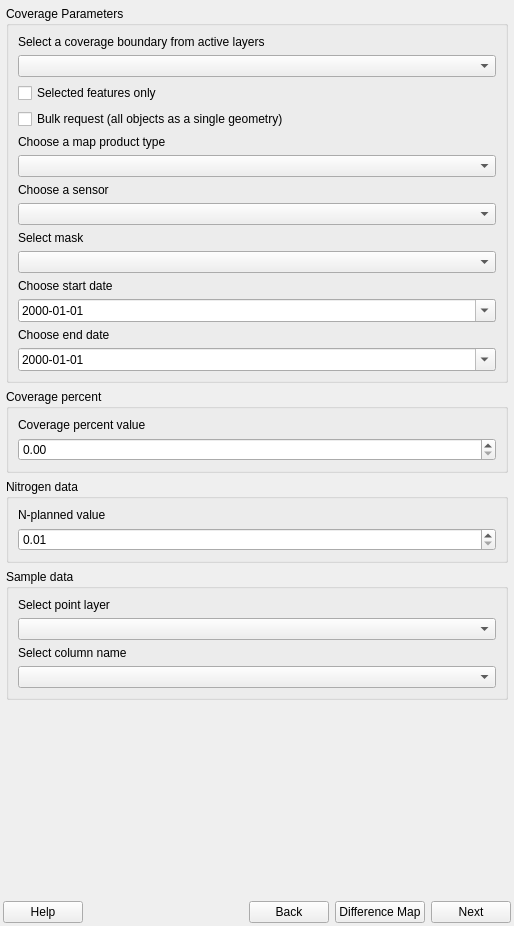
Above: geosys/ui/templates/geosys_dockwidget_base.ui from Samweli/qgis-plugin before the change. Below: the same form after it.
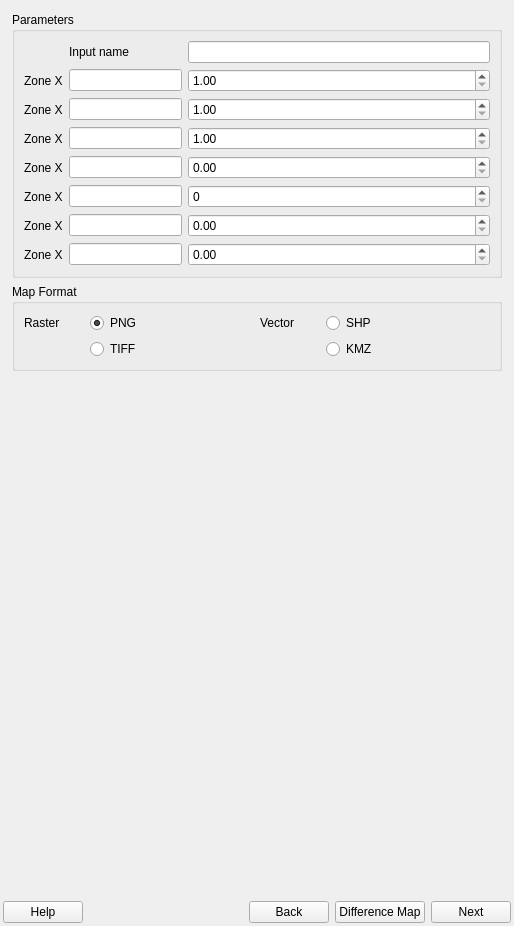
That is the form after the change. The open tabs and pages were chosen to show the change.

Commit message: Update UI template for geosys_dockwidget_base

The edit to the form file:
```diff
--- a/geosys/ui/templates/geosys_dockwidget_base.ui
+++ b/geosys/ui/templates/geosys_dockwidget_base.ui
@@ -810,6 +810,320 @@
         </item>
        </layout>
       </widget>
+      <widget class="QWidget" name="page">
+       <layout class="QVBoxLayout" name="verticalLayout_9">
+        <item>
+         <widget class="QGroupBox" name="parameters_group_2">
+          <property name="title">
+           <string>Parameters</string>
+          </property>
+          <layout class="QGridLayout" name="gridLayout_6">
+           <item row="1" column="2">
+            <widget class="QDoubleSpinBox" name="yield_average_form_2">
+             <property name="sizePolicy">
+              <sizepolicy hsizetype="Preferred" vsizetype="Fixed">
+               <horstretch>0</horstretch>
+               <verstretch>0</verstretch>
+              </sizepolicy>
+             </property>
+             <property name="minimumSize">
+              <size>
+               <width>302</width>
+               <height>0</height>
+              </size>
+             </property>
+             <property name="minimum">
+              <double>1.000000000000000</double>
+             </property>
+             <property name="maximum">
+              <double>999.990000000000009</double>
+             </property>
+            </widget>
+           </item>
+           <item row="2" column="0">
+            <widget class="QLabel" name="yield_minimum_label_2">
+             <property name="minimumSize">
+              <size>
+               <width>0</width>
+               <height>0</height>
+              </size>
+             </property>
+             <property name="text">
+              <string>Zone X</string>
+             </property>
+            </widget>
+           </item>
+           <item row="0" column="2">
+            <widget class="QLineEdit" name="lineEdit"/>
+           </item>
+           <item row="6" column="0">
+            <widget class="QLabel" name="gain_label_2">
+             <property name="text">
+              <string>Zone X</string>
+             </property>
+            </widget>
+           </item>
+           <item row="5" column="2">
+            <widget class="QSpinBox" name="samz_zone_form_2">
+             <property name="sizePolicy">
+              <sizepolicy hsizetype="Preferred" vsizetype="Fixed">
+               <horstretch>0</horstretch>
+               <verstretch>0</verstretch>
+              </sizepolicy>
+             </property>
+             <property name="minimumSize">
+              <size>
+               <width>302</width>
+               <height>0</height>
+              </size>
+             </property>
+             <property name="minimum">
+              <number>0</number>
+             </property>
+             <property name="value">
+              <number>0</number>
+             </property>
+            </widget>
+           </item>
+           <item row="1" column="0">
+            <widget class="QLabel" name="yield_average_label_2">
+             <property name="minimumSize">
+              <size>
+               <width>0</width>
+               <height>0</height>
+              </size>
+             </property>
+             <property name="text">
+              <string>Zone X</string>
+             </property>
+            </widget>
+           </item>
+           <item row="4" column="0">
+            <widget class="QLabel" name="organic_average_label_2">
+             <property name="text">
+              <string>Zone X</string>
+             </property>
+            </widget>
+           </item>
+           <item row="6" column="2">
+            <widget class="QDoubleSpinBox" name="spinBox_gain_2">
+             <property name="decimals">
+              <number>2</number>
+             </property>
+             <property name="singleStep">
+              <double>0.100000000000000</double>
+             </property>
+            </widget>
+           </item>
+           <item row="2" column="2">
+            <widget class="QDoubleSpinBox" name="yield_minimum_form_2">
+             <property name="sizePolicy">
+              <sizepolicy hsizetype="Preferred" vsizetype="Fixed">
+               <horstretch>0</horstretch>
+               <verstretch>0</verstretch>
+              </sizepolicy>
+             </property>
+             <property name="minimumSize">
+              <size>
+               <width>302</width>
+               <height>0</height>
+              </size>
+             </property>
+             <property name="minimum">
+              <double>1.000000000000000</double>
+             </property>
+             <property name="maximum">
+              <double>999.990000000000009</double>
+             </property>
+            </widget>
+           </item>
+           <item row="7" column="0">
+            <widget class="QLabel" name="offset_label_2">
+             <property name="text">
+              <string>Zone X</string>
+             </property>
+            </widget>
+           </item>
+           <item row="3" column="0">
+            <widget class="QLabel" name="yield_maximum_label_2">
+             <property name="text">
+              <string>Zone X</string>
+             </property>
+            </widget>
+           </item>
+           <item row="7" column="2">
+            <widget class="QDoubleSpinBox" name="spinBox_offset_2">
+             <property name="singleStep">
+              <double>0.100000000000000</double>
+             </property>
+            </widget>
+           </item>
+           <item row="5" column="0">
+            <widget class="QLabel" name="samz_zone_label_2">
+             <property name="text">
+              <string>Zone X</string>
+             </property>
+            </widget>
+           </item>
+           <item row="3" column="2">
+            <widget class="QDoubleSpinBox" name="yield_maximum_form_2">
+             <property name="sizePolicy">
+              <sizepolicy hsizetype="Preferred" vsizetype="Fixed">
+               <horstretch>0</horstretch>
+               <verstretch>0</verstretch>
+              </sizepolicy>
+             </property>
+             <property name="minimumSize">
+              <size>
+               <width>302</width>
+               <height>0</height>
+              </size>
+             </property>
+             <property name="minimum">
+              <double>1.000000000000000</double>
+             </property>
+             <property name="maximum">
+              <double>999.990000000000009</double>
+             </property>
+            </widget>
+           </item>
+           <item row="4" column="2">
+            <widget class="QDoubleSpinBox" name="organic_average_form_2">
+             <property name="sizePolicy">
+              <sizepolicy hsizetype="Preferred" vsizetype="Fixed">
+               <horstretch>0</horstretch>
+               <verstretch>0</verstretch>
+              </sizepolicy>
+             </property>
+             <property name="minimumSize">
+              <size>
+               <width>302</width>
+               <height>0</height>
+              </size>
+             </property>
+             <property name="maximum">
+              <double>999.990000000000009</double>
+             </property>
+            </widget>
+           </item>
+           <item row="1" column="1">
+            <widget class="QLineEdit" name="lineEdit_2"/>
+           </item>
+           <item row="2" column="1">
+            <widget class="QLineEdit" name="lineEdit_3"/>
+           </item>
+           <item row="3" column="1">
+            <widget class="QLineEdit" name="lineEdit_4"/>
+           </item>
+           <item row="4" column="1">
+            <widget class="QLineEdit" name="lineEdit_5"/>
+           </item>
+           <item row="5" column="1">
+            <widget class="QLineEdit" name="lineEdit_6"/>
+           </item>
+           <item row="6" column="1">
+            <widget class="QLineEdit" name="lineEdit_7"/>
+           </item>
+           <item row="7" column="1">
+            <widget class="QLineEdit" name="lineEdit_8"/>
+           </item>
+           <item row="0" column="1">
+            <widget class="QLabel" name="label_2">
+             <property name="text">
+              <string>Input name</string>
+             </property>
+            </widget>
+           </item>
+          </layout>
+         </widget>
+        </item>
+        <item>
+         <widget class="QGroupBox" name="map_format_group_2">
+          <property name="title">
+           <string>Map Format</string>
+          </property>
+          <property name="checkable">
+           <bool>false</bool>
+          </property>
+          <layout class="QGridLayout" name="gridLayout_7">
+           <item row="0" column="0">
+            <widget class="QLabel" name="raster_label_2">
+             <property name="maximumSize">
+              <size>
+               <width>60</width>
+               <height>16777215</height>
+              </size>
+             </property>
+             <property name="text">
+              <string>Raster</string>
+             </property>
+            </widget>
+           </item>
+           <item row="0" column="1">
+            <widget class="QRadioButton" name="png_radio_button_2">
+             <property name="text">
+              <string>PNG</string>
+             </property>
+             <property name="checked">
+              <bool>true</bool>
+             </property>
+            </widget>
+           </item>
+           <item row="0" column="2">
+            <widget class="QLabel" name="vectorl_abel_2">
+             <property name="maximumSize">
+              <size>
+               <width>60</width>
+               <height>16777215</height>
+              </size>
+             </property>
+             <property name="text">
+              <string>Vector</string>
+             </property>
+            </widget>
+           </item>
+           <item row="0" column="3">
+            <widget class="QRadioButton" name="shp_radio_button_2">
+             <property name="text">
+              <string>SHP</string>
+             </property>
+            </widget>
+           </item>
+           <item row="1" column="1">
+            <widget class="QRadioButton" name="tiff_radio_button_2">
+             <property name="text">
+              <string>TIFF</string>
+             </property>
+             <property name="checked">
+              <bool>false</bool>
+             </property>
+            </widget>
+           </item>
+           <item row="1" column="3">
+            <widget class="QRadioButton" name="kmz_radio_button_2">
+             <property name="text">
+              <string>KMZ</string>
+             </property>
+            </widget>
+           </item>
+          </layout>
+         </widget>
+        </item>
+        <item>
+         <spacer name="verticalSpacer_2">
+          <property name="orientation">
+           <enum>Qt::Vertical</enum>
+          </property>
+          <property name="sizeHint" stdset="0">
+           <size>
+            <width>20</width>
+            <height>387</height>
+           </size>
+          </property>
+         </spacer>
+        </item>
+       </layout>
+      </widget>
      </widget>
     </item>
     <item>
```
Left out of the diff: 2 changed lines with no effect on the pictures.
